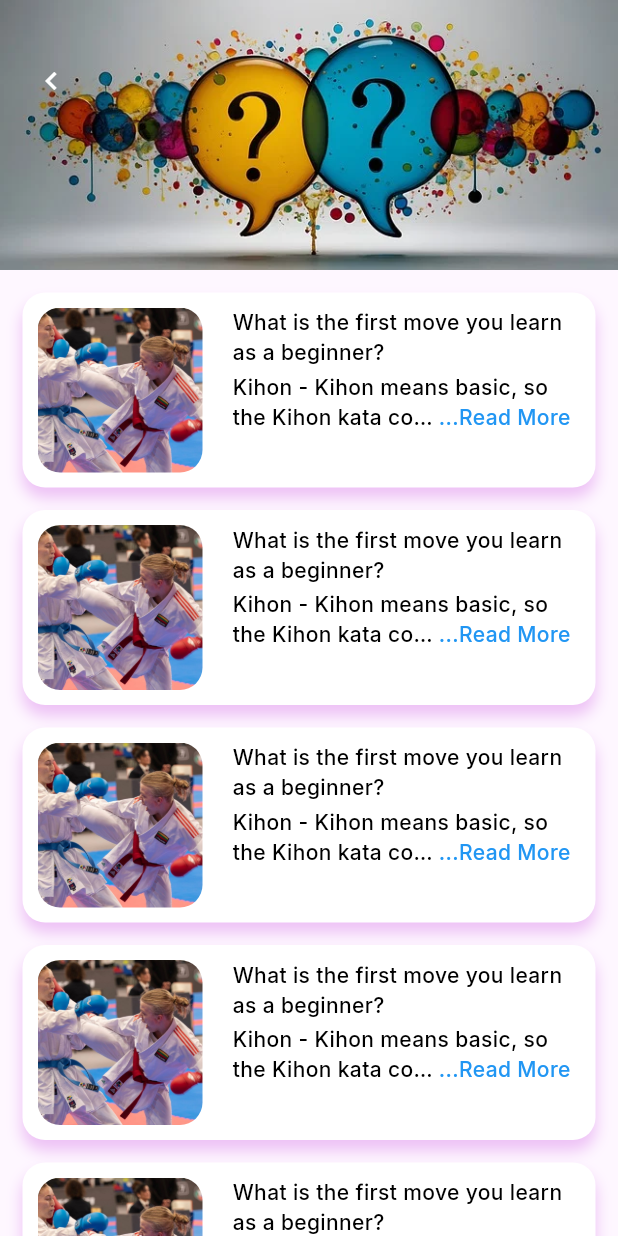
After one commit to PracheeKanchan/karate_app, a Flutter app: the QuestionAnswerScreen screen opened directly, on a phone screen of 412 x 824 dp. The commit adds this screen. Run offline on Flutter 3.47's test engine with Material 3 defaults, Android fonts, the phone set to English and light mode, and no system bars; drawn by our look-alikes of readmore; our stand-ins replace google_fonts.

Commit message:
knowlede_screen

```diff
--- /dev/null
+++ b/karate_app/lib/view/dashboard_screens/question_answer_screen.dart
@@ -0,0 +1,192 @@
+import 'package:flutter/material.dart';
+import 'package:google_fonts/google_fonts.dart';
+import 'package:karate_app/view/tab_bar/home_screen.dart';
+import 'package:readmore/readmore.dart';
+
+
+
+class QuestionAnswerScreen extends StatefulWidget {
+
+  const QuestionAnswerScreen({super.key});
+  @override
+  State createState() => _QuestionAnswerScreen();
+}
+
+class _QuestionAnswerScreen extends State<QuestionAnswerScreen> {
+
+void _showBottomSheet(BuildContext context, String question, String answer) {
+    // Open bottom sheet with question and answer
+    showModalBottomSheet(
+      context: context,
+      builder: (context) {
+        return Padding(
+          padding: const EdgeInsets.all(16.0),
+          child: Container(
+            padding: const EdgeInsets.all(15),
+            child: Column(
+              crossAxisAlignment: CrossAxisAlignment.start,
+              children: [
+                Text(
+                  question,
+                  style: GoogleFonts.poppins(
+                    fontSize: 18,
+                    fontWeight: FontWeight.w600,
+                  ),
+                ),
+                const SizedBox(height: 13),
+                Text(
+                  answer,
+                  style: GoogleFonts.poppins(
+                    fontSize: 15,
+                    fontWeight: FontWeight.w400,
+                  ),
+                ),
+              ],
+            ),
+          ),
+        );
+      },
+    );
+  }
+
+
+  @override
+  Widget build(BuildContext context) {
+
+    String question = "What is the first move you learn as a beginner?";
+    String answer = "Kihon - Kihon means basic, so the Kihon kata consists of basic blocks and attacks.";
+
+    return Scaffold(
+      appBar:  AppBar(
+        toolbarHeight: 180,
+        flexibleSpace: Stack(
+          fit: StackFit.expand,
+          children: [
+            Positioned(
+              child: Image.asset(
+                'assets/question_screen.jpg',  // Replace with your image
+                fit: BoxFit.cover,
+              ),
+            ),
+             Positioned(
+              left: 10,
+              top: 30,
+              child: IconButton(
+                onPressed: (){
+                  Navigator.of(context).pushReplacement(
+                    MaterialPageRoute(builder: (context){
+                        return const HomeScreen();
+                    })
+                  );
+                },
+                icon: const Icon(Icons.navigate_before_outlined,color: Colors.white,)),
+              ),
+
+            //  Positioned(
+            //   left: 70,
+            //   top: 35,
+            //   child: Text(
+            //     'Question & Answer',
+            //     style: GoogleFonts.poppins(
+            //         fontSize: 20,
+            //         fontWeight: FontWeight.w600,
+            //         color:Colors.white
+            //     )
+            //   ),
+            // ),
+          ],
+        ),
+        automaticallyImplyLeading: false,  // Prevents default back button
+      ),
+      body: ListView.builder(
+        itemCount: 10,
+        shrinkWrap: true,
+        itemBuilder: (context, index) {
+          return Padding(
+              padding: const EdgeInsets.only(left: 15,right: 15,top: 15),
+              child: GestureDetector(
+                onTap: (){
+                  _showBottomSheet(context, question, answer);
+                },
+                child: Container(
+                    //height: 100,
+                    width: MediaQuery.of(context).size.width,
+                    padding: const EdgeInsets.symmetric(vertical: 10,horizontal: 10),
+                    decoration: BoxDecoration(
+                      borderRadius: BorderRadius.circular(15),
+                      color: Colors.white,
+                      boxShadow: const [
+                        BoxShadow(
+                          offset: Offset(0,7),
+                          blurRadius: 8,
+                          spreadRadius: 0,
+                          color: Color.fromARGB(255, 237, 193, 245),
+                        ),
+                      ],
+                    ),
+                    child: Row(
+                      crossAxisAlignment: CrossAxisAlignment.start,
+                      children: [
+                        Container(
+                          height: 110,
+                          width: 110,
+                          decoration: BoxDecoration(
+                            borderRadius: BorderRadius.circular(15),
+                          ),
+                          child: ClipRRect(borderRadius: BorderRadius.circular(15),child:  Image.asset('assets/news_image.jpg',fit: BoxFit.cover,)),
+                        ),
+                        const SizedBox(width: 20,),
+                        Expanded(
+                          child: Column(
+                            crossAxisAlignment: CrossAxisAlignment.start,
+                            children: [
+                              SizedBox(
+                                child: ReadMoreText(
+                                            question,
+                                            style: GoogleFonts.inter(
+                                            fontSize: 14,
+                                            fontWeight: FontWeight.w500,
+                                            color: Colors.black,
+                                            ),
+                                            trimLines: 2,
+                                            colorClickableText: Colors.blue,
+                                            trimExpandedText: '...Read Less',
+                                            trimCollapsedText: '...Read More',
+                                            trimMode: TrimMode.Line,
+                                        ),
+                              ),
+
+                              Container(
+                                padding:const EdgeInsets.only(top: 3,bottom: 5),
+                                child: ReadMoreText(
+                                            answer,
+                                            style: GoogleFonts.inter(
+                                            fontSize: 14,
+                                            fontWeight: FontWeight.w500,
+                                            color: Colors.black,
+                                            ),
+                                            trimLines: 2,
+                                            colorClickableText: Colors.blue,
+                                            trimExpandedText: '...Read Less',
+                                            trimCollapsedText: '...Read More',
+                                            trimMode: TrimMode.Line,
+                                        ),
+                              ),
+
+                            ],
+                          ),
+                        ),
+                      ],
+                    ),
+                ),
+              ),
+            );
+        },
+
+      ),
+
+
+
+    );
+  }
+}
--- a/karate_app/pubspec.yaml
+++ b/karate_app/pubspec.yaml
@@ -36,6 +36,7 @@ dependencies:
   # Use with the CupertinoIcons class for iOS style icons.
   cupertino_icons: ^1.0.6
   google_fonts: ^6.2.1
+  readmore: ^3.0.0
 
 dev_dependencies:
   flutter_test:
```
Also changed, not shown: karate_app/lib/view/tab_bar/home_screen.dart (+15 -2 lines), karate_app/lib/view/tab_bar/news_screen.dart (+102 -0 lines), karate_app/lib/view/tab_bar/style_training.dart (added, +9 -0 lines), karate_app/assets/news_image.jpg (added), karate_app/assets/question_screen.jpg (added), karate_app/lib/view/dashboard_screen.dart (deleted), karate_app/pubspec.lock.
